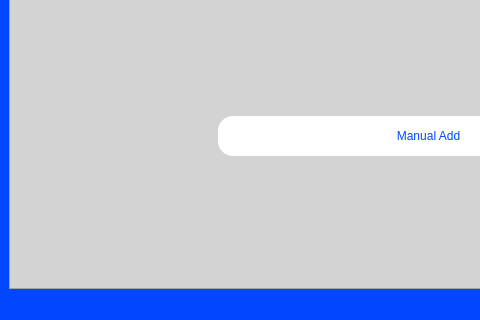
Qt form SariSariSleuth/mainwindow.ui (ZachMatriano/CMSC-21-Finals) before a commit; both pictures show x 0 to 480 and y 280 to 600 of the 800 by 600 pixel window.
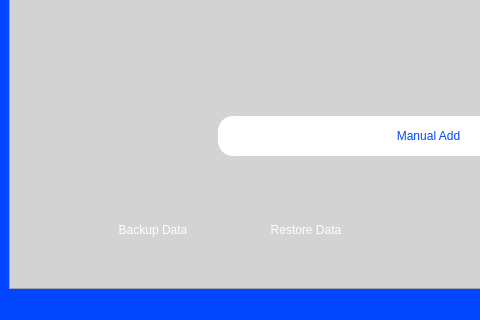
The same form after that commit.

Commit message: Added backup and restore data.

Patch:
```diff
--- a/SariSariSleuth/mainwindow.ui
+++ b/SariSariSleuth/mainwindow.ui
@@ -266,6 +266,56 @@
            </item>
           </layout>
          </widget>
+         <widget class="QWidget" name="layoutWidget_2">
+          <property name="geometry">
+           <rect>
+            <x>10</x>
+            <y>371</y>
+            <width>300</width>
+            <height>40</height>
+           </rect>
+          </property>
+          <layout class="QHBoxLayout" name="horizontalLayout_9">
+           <item>
+            <widget class="QPushButton" name="backupButton">
+             <property name="minimumSize">
+              <size>
+               <width>150</width>
+               <height>40</height>
+              </size>
+             </property>
+             <property name="styleSheet">
+              <string notr="true">background-color: rgb(211, 211, 211);
+               border-radius: 15px;
+               font: 700 9pt &quot;Montserrat&quot;;
+               color: rgb(255, 255, 255);</string>
+             </property>
+             <property name="text">
+              <string>Backup Data</string>
+             </property>
+            </widget>
+           </item>
+           <item>
+            <widget class="QPushButton" name="restoreButton">
+             <property name="minimumSize">
+              <size>
+               <width>150</width>
+               <height>40</height>
+              </size>
+             </property>
+             <property name="styleSheet">
+              <string notr="true">background-color: rgb(211, 211, 211);
+               border-radius: 15px;
+               font: 700 9pt &quot;Montserrat&quot;;
+               color: rgb(255, 255, 255);</string>
+             </property>
+             <property name="text">
+              <string>Restore Data</string>
+             </property>
+            </widget>
+           </item>
+          </layout>
+         </widget>
         </widget>
        </widget>
        <widget class="QWidget" name="transactionsTab">
```
The commit also changes 6 other files.
